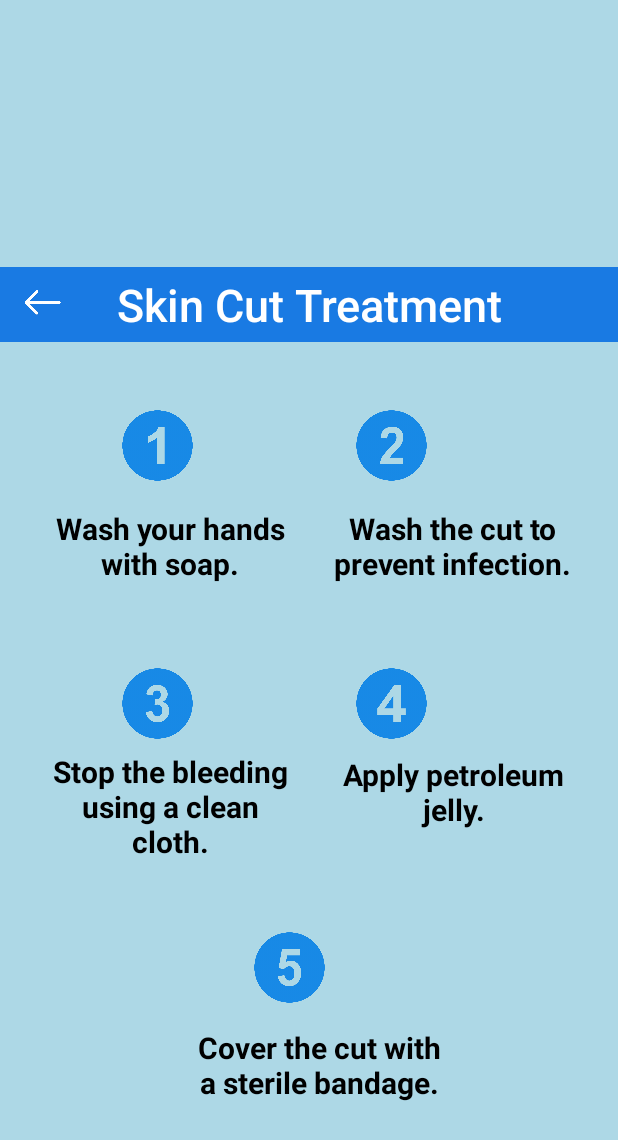
After one commit to Aarav87/AIdentify, an Android app: the SkinCutActivity screen opened directly, with no data from a screen before it, on a phone screen of 412 x 824 dp. The commit adds this screen. Shown: the top 1140 px of the screen. Run offline under Robolectric (Android 15) with nearby library versions, the phone set to English and light mode, and no system bars.

Commit message:
added a button to return to home page

```diff
--- a/app/src/main/AndroidManifest.xml
+++ b/app/src/main/AndroidManifest.xml
@@ -21,6 +21,10 @@
                 android:name="android.app.lib_name"
                 android:value="" />
         </activity>
+        <activity android:name=".LightBurnActivity" />
+        <activity android:name=".SevereBurnActivity" />
+        <activity android:name=".SkinCutActivity" />
+        <activity android:name=".BruiseActivity" />
     </application>
 
 </manifest>
--- /dev/null
+++ b/app/src/main/java/com/example/app/SkinCutActivity.kt
@@ -0,0 +1,17 @@
+package com.example.app
+
+import android.os.Bundle
+import androidx.appcompat.app.AppCompatActivity
+import kotlinx.android.synthetic.main.skin_cut_treatment.*
+
+class SkinCutActivity : AppCompatActivity() {
+    override fun onCreate(savedInstanceState: Bundle?) {
+        super.onCreate(savedInstanceState)
+        setContentView(R.layout.skin_cut_treatment)
+
+        // Return to main activity
+        backButton.setOnClickListener {
+            finish()
+        }
+    }
+}
--- a/app/src/main/res/layout/skin_cut_treatment.xml
+++ b/app/src/main/res/layout/skin_cut_treatment.xml
@@ -1,5 +1,6 @@
 <?xml version="1.0" encoding="utf-8"?>
 <androidx.constraintlayout.widget.ConstraintLayout xmlns:android="http://schemas.android.com/apk/res/android"
+    xmlns:tools="http://schemas.android.com/tools"
     android:layout_width="match_parent"
     android:layout_height="match_parent"
     xmlns:app="http://schemas.android.com/apk/res-auto"
@@ -23,6 +24,21 @@
         app:layout_constraintEnd_toEndOf="parent"
         app:layout_constraintHorizontal_bias="1.0"
         app:layout_constraintStart_toStartOf="parent" />
+
+
+    <ImageView
+        android:id="@+id/backButton"
+        android:layout_width="25dp"
+        android:layout_height="20dp"
+        android:clickable="true"
+        android:layout_alignParentStart="true"
+        android:layout_marginBottom="612dp"
+        android:src="@drawable/back_button"
+        app:layout_constraintBottom_toBottomOf="parent"
+        app:layout_constraintEnd_toEndOf="parent"
+        app:layout_constraintHorizontal_bias="0.041"
+        app:layout_constraintStart_toStartOf="parent"
+        app:layout_constraintWidth_percent="1" />
 
     <ImageView
         android:layout_width="50dp"
```
Also changed, not shown: app/src/main/java/com/example/app/BruiseActivity.kt (added, +17 -0 lines), app/src/main/java/com/example/app/LightBurnActivity.kt (added, +17 -0 lines), app/src/main/java/com/example/app/MainActivity.kt (+16 -5 lines), app/src/main/java/com/example/app/SevereBurnActivity.kt (added, +17 -0 lines), app/src/main/res/layout/activity_main.xml (+16 -0 lines), app/src/main/res/layout/bruise_treatment.xml (+14 -0 lines), app/src/main/res/layout/light_burn_treatment.xml (+14 -0 lines), app/src/main/res/layout/severe_burn_treatment.xml (+14 -0 lines), app/src/main/res/drawable/back_button.png (added), app/src/main/res/drawable/logo.png (added).
